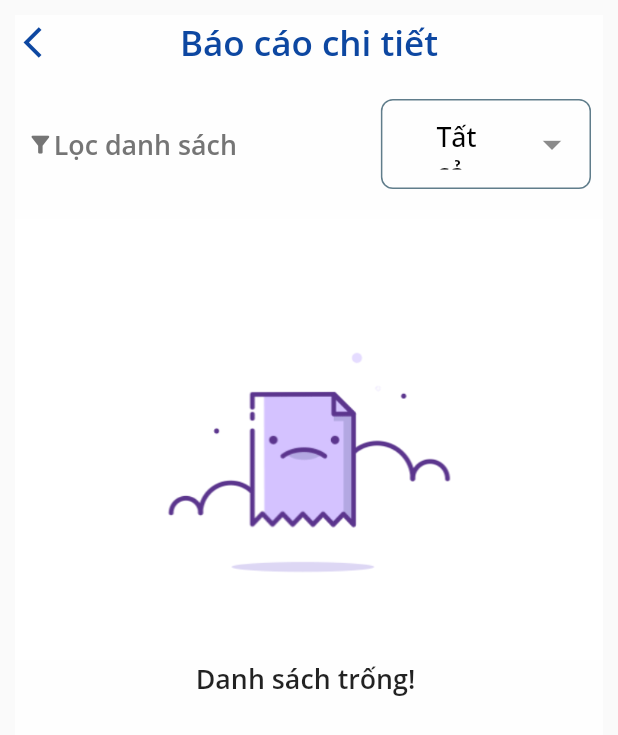
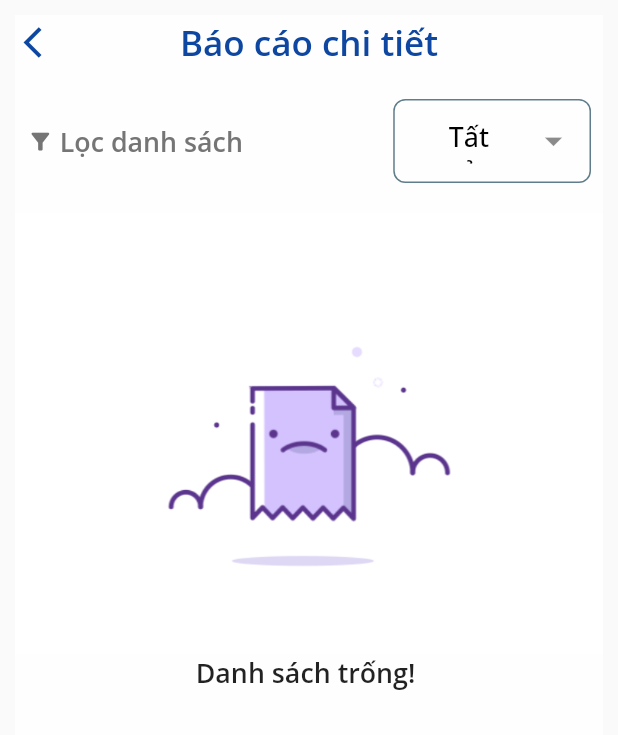
Before and after one commit to pqhuy1102/smartschool_mobile, a Flutter app: the SubjectDetailReportScreen screen opened by its route, on a phone screen of 412 x 824 dp. Shown: the top 735 px of the screen. Run offline on Flutter 3.47's test engine with Material 2 defaults, Android fonts, the phone set to English and light mode, and no system bars; our stand-ins replace dropdown_button2, firebase_core, firebase_messaging, flutter_spinkit, get, get_storage and 3 more; accounts and stored records are empty; network calls fail.

Commit message:
fix font size responsive

```diff
--- a/lib/modules/checkinToday/widgets/checkin_today_item.dart
+++ b/lib/modules/checkinToday/widgets/checkin_today_item.dart
@@ -67,6 +67,9 @@ class CheckinTodayItem extends StatelessWidget {
                     margin: const EdgeInsets.fromLTRB(2, 0, 0, 0),
                     child: Row(
                       children: [
+                        const SizedBox(
+                          width: 2,
+                        ),
                         Icon(
                           Icons.access_time_filled_rounded,
                           color: Colors.blue.shade900,
@@ -85,7 +88,7 @@ class CheckinTodayItem extends StatelessWidget {
                   Row(
                     children: [
                       Icon(
-                        Icons.location_on_rounded,
+                        Icons.location_on,
                         color: Colors.blue.shade900,
                         size: 16.0.sp,
                       ),
--- a/lib/modules/report/views/detail_subject_report_screen.dart
+++ b/lib/modules/report/views/detail_subject_report_screen.dart
@@ -13,6 +13,8 @@ class SubjectDetailReportScreen extends StatelessWidget {
 
   @override
   Widget build(BuildContext context) {
+    final textScale = MediaQuery.of(context).textScaleFactor;
+
     return Scaffold(
       extendBodyBehindAppBar: true,
       appBar: AppBar(
@@ -55,18 +57,21 @@ class SubjectDetailReportScreen extends StatelessWidget {
                         color: Colors.grey.shade600,
                         size: 13.0.sp,
                       ),
-                      Text(
-                        "Lọc danh sách",
-                        style: TextStyle(
-                            fontSize: 13.0.sp,
-                            color: Colors.grey.shade600,
-                            fontWeight: FontWeight.w600),
+                      Padding(
+                        padding: const EdgeInsets.only(left: 4),
+                        child: Text(
+                          "Lọc danh sách",
+                          style: TextStyle(
+                              fontSize: 13.0.sp,
+                              color: Colors.grey.shade600,
+                              fontWeight: FontWeight.w600),
+                        ),
                       )
                     ],
                   ),
                   Obx(() {
                     return SizedBox(
-                        width: 34.0.w,
+                        width: textScale >= 1.3 ? 38.0.w : 32.0.w,
                         child: Container(
                           decoration: BoxDecoration(
                               border: Border.all(
@@ -89,8 +94,8 @@ class SubjectDetailReportScreen extends StatelessWidget {
                               Icons.arrow_drop_down,
                               color: Colors.black45,
                             ),
-                            iconSize: 30,
-                            buttonHeight: 34,
+                            iconSize: 28,
+                            buttonHeight: 30,
                             buttonPadding:
                                 const EdgeInsets.only(left: 20, right: 10),
                             dropdownDecoration: BoxDecoration(
--- a/lib/modules/report/widgets/detail_subject_report_item.dart
+++ b/lib/modules/report/widgets/detail_subject_report_item.dart
@@ -69,6 +69,9 @@ class DetailSubjectItem extends StatelessWidget {
                 children: [
                   Row(
                     children: [
+                      const SizedBox(
+                        width: 2,
+                      ),
                       Icon(
                         Icons.access_time_filled_rounded,
                         color: Colors.blue.shade900,
@@ -85,7 +88,7 @@ class DetailSubjectItem extends StatelessWidget {
                   Row(
                     children: [
                       Icon(
-                        Icons.location_on_rounded,
+                        Icons.location_on,
                         color: Colors.blue.shade900,
                         size: 16.0.sp,
                       ),
```
Also changed, not shown: lib/modules/profile/views/profile_screen.dart (+9 -3 lines), lib/modules/report/views/report_screen.dart (+6 -4 lines), lib/modules/report/widgets/overview_subject_report_item.dart (+60 -16 lines).
